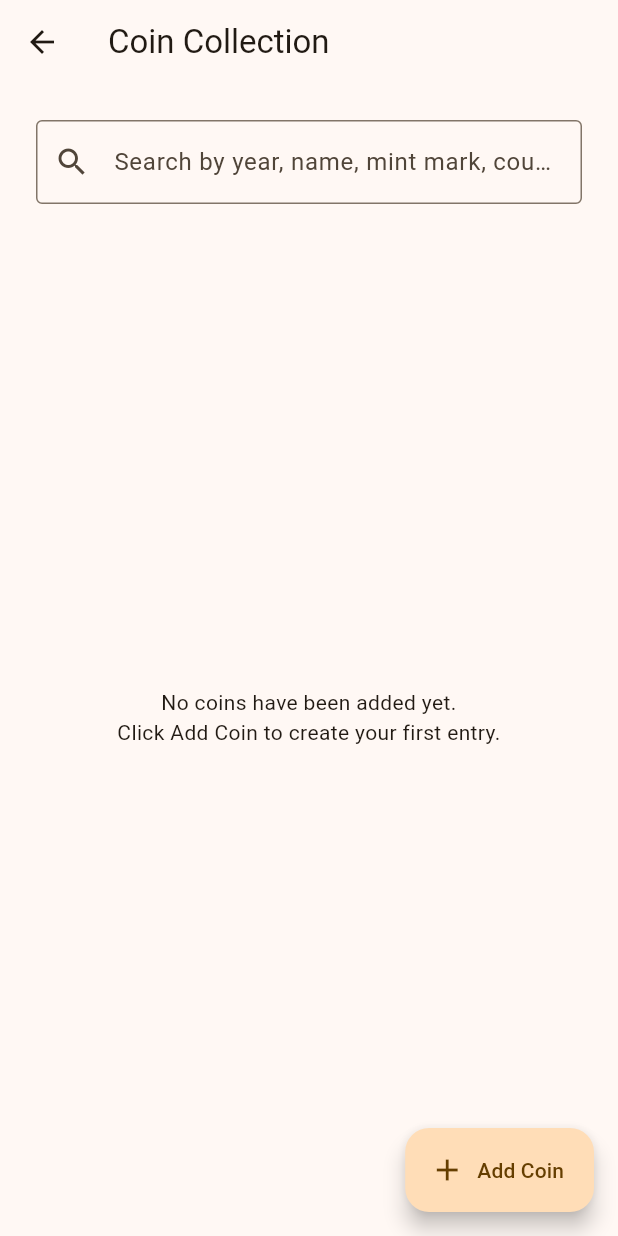
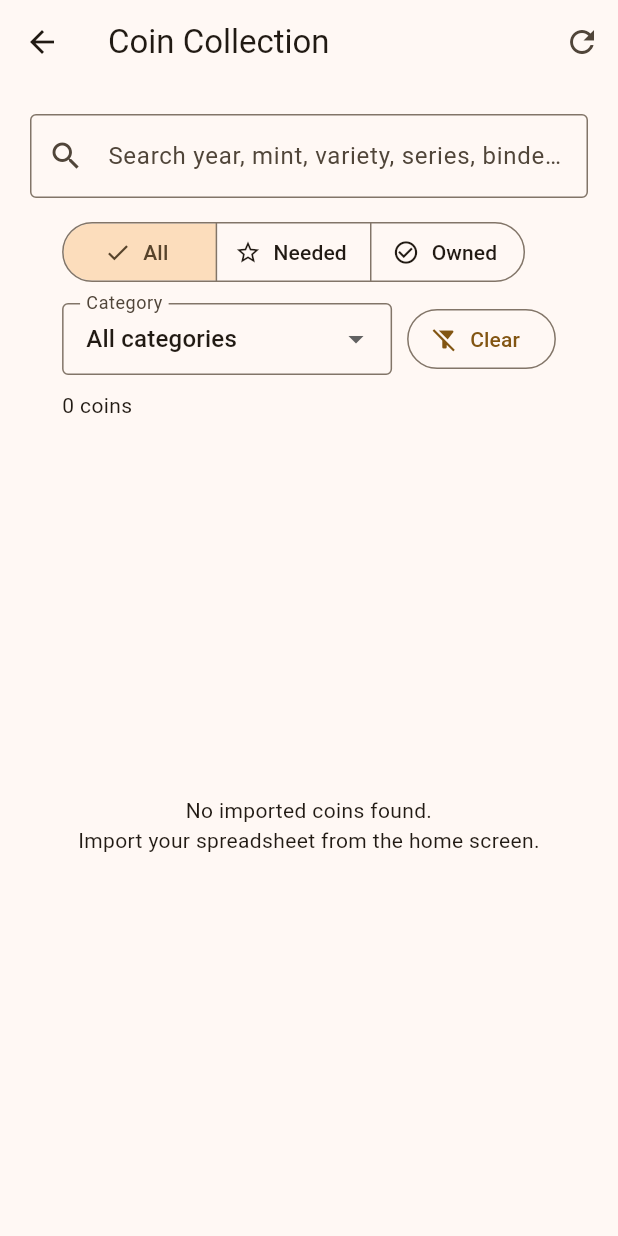
Before and after one commit to bch383-code/HeritageVault, a Flutter app: the screen it shows after launch, after a tap on "Coins", on a phone screen of 412 x 824 dp. Run offline on Flutter 3.47's test engine with Material 3 defaults, Android fonts, the light colour scheme and no system bars; our stand-ins replace file_picker, sqflite_common_ffi; missing offline and left inert: spreadsheet_decoder; accounts and stored records are empty.

Commit message:
Version 0.3 - Real coin collection browser

```diff
--- a/lib/screens/coins_screen.dart
+++ b/lib/screens/coins_screen.dart
@@ -1,7 +1,7 @@
 import 'package:flutter/material.dart';
 
 import '../database/database_helper.dart';
-import '../models/coin.dart';
+import '../models/imported_coin.dart';
 
 class CoinsScreen extends StatefulWidget {
   const CoinsScreen({super.key});
@@ -12,20 +12,38 @@ class CoinsScreen extends StatefulWidget {
 
 class _CoinsScreenState extends State<CoinsScreen> {
   final DatabaseHelper _databaseHelper = DatabaseHelper.instance;
+  final TextEditingController _searchController = TextEditingController();
 
-  List<Coin> _coins = [];
-  String _searchText = '';
+  List<ImportedCoin> _coins = [];
+  List<String> _categories = [];
+  String? _selectedStatus;
+  String? _selectedCategory;
   bool _isLoading = true;
 
   @override
   void initState() {
     super.initState();
-    _loadCoins();
+    _loadData();
   }
 
-  Future<void> _loadCoins() async {
+  @override
+  void dispose() {
+    _searchController.dispose();
+    super.dispose();
+  }
+
+  Future<void> _loadData() async {
+    setState(() {
+      _isLoading = true;
+    });
+
     try {
-      final coins = await _databaseHelper.getCoins();
+      final coins = await _databaseHelper.getImportedCoins(
+        status: _selectedStatus,
+        category: _selectedCategory,
+        searchText: _searchController.text,
+      );
+      final categories = await _databaseHelper.getImportedCategories();
 
       if (!mounted) {
         return;
@@ -33,6 +51,7 @@ class _CoinsScreenState extends State<CoinsScreen> {
 
       setState(() {
         _coins = coins;
+        _categories = categories;
         _isLoading = false;
       });
     } catch (error) {
@@ -45,294 +64,205 @@ class _CoinsScreenState extends State<CoinsScreen> {
       });
 
       ScaffoldMessenger.of(context).showSnackBar(
-        SnackBar(
-          content: Text('Could not load coins: $error'),
-        ),
+        SnackBar(content: Text('Could not load collection: $error')),
       );
     }
   }
 
-  List<Coin> get _filteredCoins {
-    final query = _searchText.trim().toLowerCase();
+  Future<void> _toggleStatus(ImportedCoin coin) async {
+    final newStatus = coin.isNeeded ? 'Owned' : 'Need';
 
-    if (query.isEmpty) {
-      return _coins;
-    }
-
-    return _coins.where((coin) {
-      return coin.year.toLowerCase().contains(query) ||
-          coin.name.toLowerCase().contains(query) ||
-          coin.mintMark.toLowerCase().contains(query) ||
-          coin.country.toLowerCase().contains(query) ||
-          coin.notes.toLowerCase().contains(query);
-    }).toList();
-  }
-
-  Future<void> _showAddCoinDialog() async {
-    final yearController = TextEditingController();
-    final nameController = TextEditingController();
-    final mintController = TextEditingController();
-    final countryController = TextEditingController(
-      text: 'United States',
-    );
-    final notesController = TextEditingController();
-
-    final newCoin = await showDialog<Coin>(
-      context: context,
-      builder: (dialogContext) {
-        return AlertDialog(
-          title: const Text('Add Coin'),
-          content: SizedBox(
-            width: 420,
-            child: SingleChildScrollView(
-              child: Column(
-                mainAxisSize: MainAxisSize.min,
-                children: [
-                  TextField(
-                    controller: yearController,
-                    decoration: const InputDecoration(
-                      labelText: 'Year',
-                      border: OutlineInputBorder(),
-                    ),
-                  ),
-                  const SizedBox(height: 12),
-                  TextField(
-                    controller: nameController,
-                    decoration: const InputDecoration(
-                      labelText: 'Coin name',
-                      border: OutlineInputBorder(),
-                    ),
-                  ),
-                  const SizedBox(height: 12),
-                  TextField(
-                    controller: mintController,
-                    decoration: const InputDecoration(
-                      labelText: 'Mint mark',
-                      border: OutlineInputBorder(),
-                    ),
-                  ),
-                  const SizedBox(height: 12),
-                  TextField(
-                    controller: countryController,
-                    decoration: const InputDecoration(
-                      labelText: 'Country',
-                      border: OutlineInputBorder(),
-                    ),
-                  ),
-                  const SizedBox(height: 12),
-                  TextField(
-                    controller: notesController,
-                    maxLines: 3,
-                    decoration: const InputDecoration(
-                      labelText: 'Notes',
-                      border: OutlineInputBorder(),
-                    ),
-                  ),
-                ],
-              ),
-            ),
-          ),
-          actions: [
-            TextButton(
-              onPressed: () {
-                Navigator.pop(dialogContext);
-              },
-              child: const Text('Cancel'),
-            ),
-            FilledButton(
-              onPressed: () {
-                final year = yearController.text.trim();
-                final name = nameController.text.trim();
-                final mintMark = mintController.text.trim();
-                final country = countryController.text.trim();
-                final notes = notesController.text.trim();
-
-                if (year.isEmpty || name.isEmpty) {
-                  ScaffoldMessenger.of(context).showSnackBar(
-                    const SnackBar(
-                      content: Text(
-                        'Year and coin name are required.',
-                      ),
-                    ),
-                  );
-                  return;
-                }
-
-                Navigator.pop(
-                  dialogContext,
-                  Coin(
-                    year: year,
-                    name: name,
-                    mintMark: mintMark,
-                    country: country.isEmpty ? 'Unknown' : country,
-                    notes: notes,
-                  ),
-                );
-              },
-              child: const Text('Save Coin'),
-            ),
-          ],
-        );
-      },
+    await _databaseHelper.updateImportedCoinStatus(
+      coin: coin,
+      newStatus: newStatus,
     );
 
-    yearController.dispose();
-    nameController.dispose();
-    mintController.dispose();
-    countryController.dispose();
-    notesController.dispose();
-
-    if (newCoin == null) {
-      return;
-    }
-
-    try {
-      await _databaseHelper.insertCoin(newCoin);
-      await _loadCoins();
+    await _loadData();
 
     if (!mounted) {
       return;
     }
 
     ScaffoldMessenger.of(context).showSnackBar(
-        const SnackBar(
-          content: Text('Coin saved permanently.'),
-        ),
-      );
-    } catch (error) {
-      if (!mounted) {
-        return;
-      }
-
-      ScaffoldMessenger.of(context).showSnackBar(
       SnackBar(
-          content: Text('Could not save coin: $error'),
+        content: Text('${coin.displayName} marked $newStatus.'),
       ),
     );
   }
-  }
 
-  Future<void> _deleteCoin(Coin coin) async {
-    if (coin.id == null) {
-      return;
-    }
-
-    final shouldDelete = await showDialog<bool>(
-      context: context,
-      builder: (dialogContext) {
-        return AlertDialog(
-          title: const Text('Delete Coin?'),
-          content: Text(
-            'Delete ${coin.year} ${coin.name} from Heritage Vault?',
-          ),
-          actions: [
-            TextButton(
-              onPressed: () {
-                Navigator.pop(dialogContext, false);
-              },
-              child: const Text('Cancel'),
-            ),
-            FilledButton(
-              onPressed: () {
-                Navigator.pop(dialogContext, true);
-              },
-              child: const Text('Delete'),
-            ),
-          ],
-        );
-      },
-    );
-
-    if (shouldDelete != true) {
-      return;
-    }
-
-    await _databaseHelper.deleteCoin(coin.id!);
-    await _loadCoins();
+  void _clearFilters() {
+    _searchController.clear();
+    setState(() {
+      _selectedStatus = null;
+      _selectedCategory = null;
+    });
+    _loadData();
   }
 
   @override
   Widget build(BuildContext context) {
-    final visibleCoins = _filteredCoins;
-
     return Scaffold(
       appBar: AppBar(
         title: const Text('Coin Collection'),
+        actions: [
+          IconButton(
+            tooltip: 'Refresh',
+            onPressed: _loadData,
+            icon: const Icon(Icons.refresh),
           ),
-      floatingActionButton: FloatingActionButton.extended(
-        onPressed: _showAddCoinDialog,
-        icon: const Icon(Icons.add),
-        label: const Text('Add Coin'),
+        ],
       ),
       body: Padding(
-        padding: const EdgeInsets.all(24),
+        padding: const EdgeInsets.all(20),
         child: Column(
           children: [
             TextField(
+              controller: _searchController,
+              decoration: InputDecoration(
+                hintText: 'Search year, mint, variety, series, binder, or notes',
+                prefixIcon: const Icon(Icons.search),
+                suffixIcon: _searchController.text.isEmpty
+                    ? null
+                    : IconButton(
+                        tooltip: 'Clear search',
+                        onPressed: () {
+                          _searchController.clear();
+                          _loadData();
+                        },
+                        icon: const Icon(Icons.clear),
+                      ),
+                border: const OutlineInputBorder(),
+              ),
+              textInputAction: TextInputAction.search,
+              onSubmitted: (_) => _loadData(),
+              onChanged: (_) => setState(() {}),
+            ),
+            const SizedBox(height: 12),
+            Wrap(
+              spacing: 10,
+              runSpacing: 10,
+              crossAxisAlignment: WrapCrossAlignment.center,
+              children: [
+                SegmentedButton<String?>(
+                  segments: const [
+                    ButtonSegment<String?>(
+                      value: null,
+                      label: Text('All'),
+                    ),
+                    ButtonSegment<String?>(
+                      value: 'Need',
+                      icon: Icon(Icons.star_outline),
+                      label: Text('Needed'),
+                    ),
+                    ButtonSegment<String?>(
+                      value: 'Owned',
+                      icon: Icon(Icons.check_circle_outline),
+                      label: Text('Owned'),
+                    ),
+                  ],
+                  selected: {_selectedStatus},
+                  onSelectionChanged: (selection) {
+                    setState(() {
+                      _selectedStatus = selection.first;
+                    });
+                    _loadData();
+                  },
+                ),
+                SizedBox(
+                  width: 220,
+                  child: DropdownButtonFormField<String?>(
+                    value: _selectedCategory,
                     decoration: const InputDecoration(
-                hintText:
-                    'Search by year, name, mint mark, country, or notes',
-                prefixIcon: Icon(Icons.search),
+                      labelText: 'Category',
                       border: OutlineInputBorder(),
+                      isDense: true,
                     ),
+                    items: [
+                      const DropdownMenuItem<String?>(
+                        value: null,
+                        child: Text('All categories'),
+                      ),
+                      ..._categories.map(
+                        (category) => DropdownMenuItem<String?>(
+                          value: category,
+                          child: Text(category),
+                        ),
+                      ),
+                    ],
                     onChanged: (value) {
                       setState(() {
-                  _searchText = value;
+                        _selectedCategory = value;
                       });
+                      _loadData();
                     },
                   ),
-            const SizedBox(height: 20),
-            Expanded(
-              child: _buildCoinList(visibleCoins),
                 ),
+                OutlinedButton.icon(
+                  onPressed: _clearFilters,
+                  icon: const Icon(Icons.filter_alt_off),
+                  label: const Text('Clear'),
+                ),
+                Text('${_coins.length} coins'),
+              ],
+            ),
+            const SizedBox(height: 16),
+            Expanded(child: _buildBody()),
           ],
         ),
       ),
     );
   }
 
-  Widget _buildCoinList(List<Coin> visibleCoins) {
+  Widget _buildBody() {
     if (_isLoading) {
-      return const Center(
-        child: CircularProgressIndicator(),
-      );
+      return const Center(child: CircularProgressIndicator());
     }
 
-    if (visibleCoins.isEmpty) {
+    if (_coins.isEmpty) {
       return const Center(
         child: Text(
-          'No coins have been added yet.\n'
-          'Click Add Coin to create your first entry.',
+          'No imported coins found.\nImport your spreadsheet from the home screen.',
           textAlign: TextAlign.center,
         ),
       );
     }
 
     return ListView.separated(
-      itemCount: visibleCoins.length,
-      separatorBuilder: (context, index) {
-        return const SizedBox(height: 8);
-      },
+      itemCount: _coins.length,
+      separatorBuilder: (_, __) => const SizedBox(height: 8),
       itemBuilder: (context, index) {
-        final coin = visibleCoins[index];
-
-        final mintText = coin.mintMark.isEmpty
-            ? 'No mint mark'
-            : 'Mint: ${coin.mintMark}';
+        final coin = _coins[index];
+        final subtitleParts = <String>[
+          coin.category,
+          if (coin.series.isNotEmpty) coin.series,
+          if (coin.storageLocation.isNotEmpty)
+            'Storage: ${coin.storageLocation}',
+          if (coin.notes.isNotEmpty) coin.notes,
+        ];
 
         return Card(
           child: ListTile(
-            leading: const CircleAvatar(
-              child: Icon(Icons.monetization_on_outlined),
+            leading: CircleAvatar(
+              child: Icon(
+                coin.isNeeded
+                    ? Icons.star_outline
+                    : Icons.check_circle_outline,
               ),
-            title: Text('${coin.year} ${coin.name}'),
-            subtitle: Text('${coin.country} • $mintText'),
-            trailing: IconButton(
-              tooltip: 'Delete coin',
-              icon: const Icon(Icons.delete_outline),
-              onPressed: () {
-                _deleteCoin(coin);
-              },
+            ),
+            title: Text(
+              coin.displayName.isEmpty
+                  ? 'Unnamed coin'
+                  : coin.displayName,
+            ),
+            subtitle: Text(subtitleParts.join(' • ')),
+            trailing: FilledButton.tonalIcon(
+              onPressed: () => _toggleStatus(coin),
+              icon: Icon(
+                coin.isNeeded ? Icons.add_task : Icons.undo,
+              ),
+              label: Text(
+                coin.isNeeded ? 'Mark Owned' : 'Mark Needed',
+              ),
             ),
           ),
         );
--- a/lib/screens/home_screen.dart
+++ b/lib/screens/home_screen.dart
@@ -1,5 +1,6 @@
 import 'package:flutter/material.dart';
 
+import '../database/database_helper.dart';
 import '../services/coin_import_service.dart';
 import 'coins_screen.dart';
 
@@ -12,6 +13,7 @@ class HomeScreen extends StatefulWidget {
 
 class _HomeScreenState extends State<HomeScreen> {
   final CoinImportService _importService = CoinImportService();
+  final DatabaseHelper _databaseHelper = DatabaseHelper.instance;
 
   bool _isImporting = false;
 
@@ -27,24 +29,44 @@ class _HomeScreenState extends State<HomeScreen> {
         return;
       }
 
+      final savedCount = await _databaseHelper.replaceImportedCoins(
+        result.coins,
+      );
+
+      if (!mounted) {
+        return;
+      }
+
       await showDialog<void>(
         context: context,
         builder: (dialogContext) {
           return AlertDialog(
-            title: const Text('Spreadsheet Read Successfully'),
+            title: const Text('Collection Imported'),
             content: Text(
               'File: ${result.fileName}\n\n'
               'Coin worksheets: ${result.sheetCount}\n'
               'Needed coins: ${result.neededCount}\n'
               'Owned coins: ${result.ownedCount}\n'
-              'Total tracked: ${result.trackedCount}',
+              'Saved to Heritage Vault: $savedCount',
             ),
             actions: [
+              TextButton(
+                onPressed: () {
+                  Navigator.pop(dialogContext);
+                },
+                child: const Text('Close'),
+              ),
               FilledButton(
                 onPressed: () {
                   Navigator.pop(dialogContext);
+                  Navigator.push(
+                    context,
+                    MaterialPageRoute(
+                      builder: (context) => const CoinsScreen(),
+                    ),
+                  );
                 },
-                child: const Text('Continue'),
+                child: const Text('View Coins'),
               ),
             ],
           );
@@ -57,7 +79,7 @@ class _HomeScreenState extends State<HomeScreen> {
 
       ScaffoldMessenger.of(context).showSnackBar(
         SnackBar(
-          content: Text('Could not read spreadsheet: $error'),
+          content: Text('Could not import spreadsheet: $error'),
         ),
       );
     } finally {
@@ -154,20 +176,17 @@ class _HomeScreenState extends State<HomeScreen> {
             SizedBox(
               width: double.infinity,
               child: FilledButton.icon(
-                onPressed:
-                    _isImporting ? null : _importSpreadsheet,
+                onPressed: _isImporting ? null : _importSpreadsheet,
                 icon: _isImporting
                     ? const SizedBox(
                         width: 18,
                         height: 18,
-                        child: CircularProgressIndicator(
-                          strokeWidth: 2,
-                        ),
+                        child: CircularProgressIndicator(strokeWidth: 2),
                       )
                     : const Icon(Icons.upload_file),
                 label: Text(
                   _isImporting
-                      ? 'Reading Spreadsheet...'
+                      ? 'Importing Collection...'
                       : 'Import Coin Spreadsheet',
                 ),
               ),
```
Lines whose indentation alone changed are shown as unchanged.
